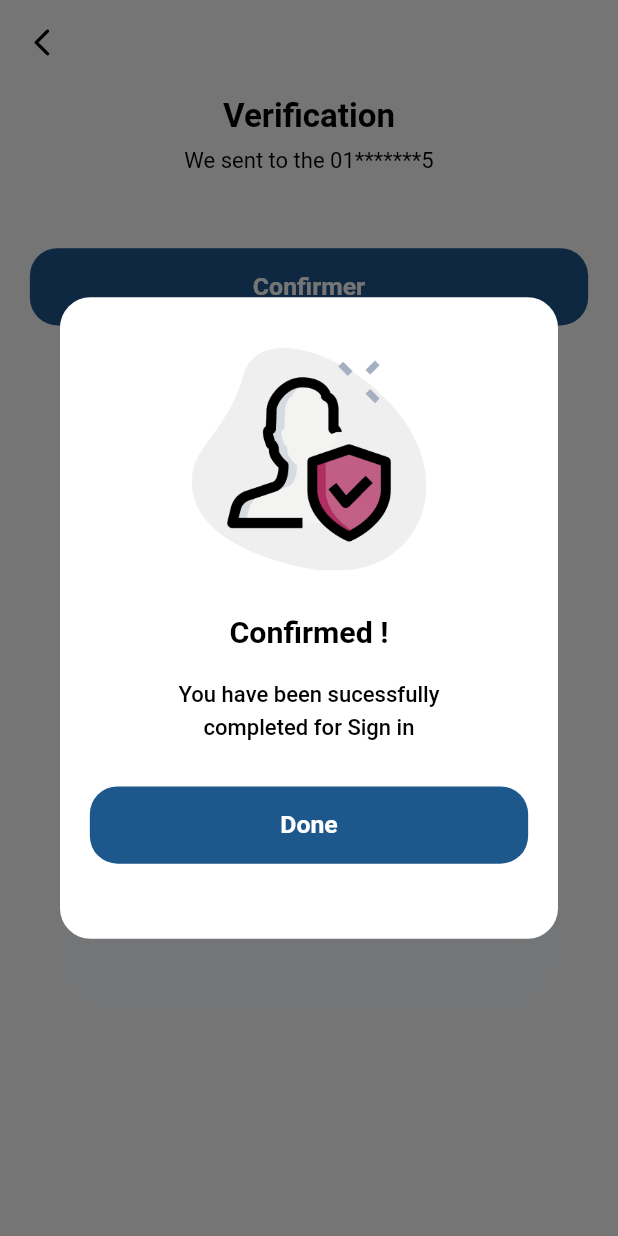
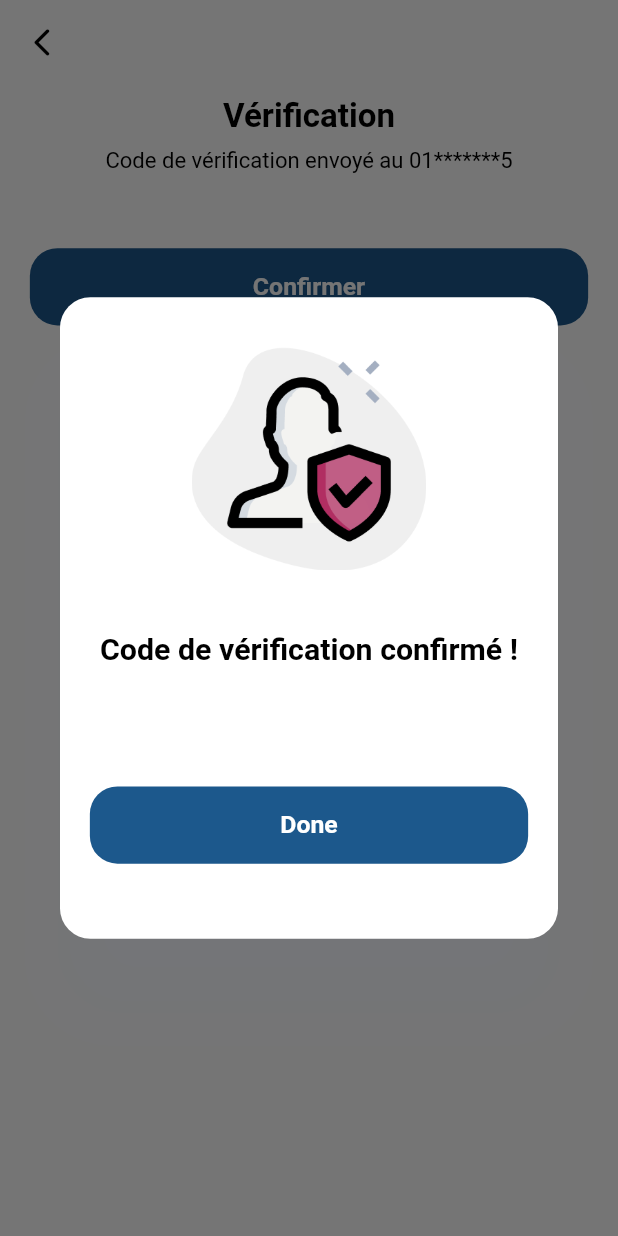
Before and after one commit to Keldy7/flutter_scolarApp, a Flutter app: the VerificationScreen screen opened by its route, after a tap on "Confirmer", on a phone screen of 412 x 824 dp. Run offline on Flutter 3.47's test engine with Material 2 defaults, Android fonts, the phone set to English and light mode, and no system bars; our stand-ins replace carousel_slider, dotted_border, figma_squircle, file_picker, flutter_screenutil, flutter_svg and 10 more; accounts and stored records are empty; Roboto replaces fonts that are missing (Montserrat).

Commit message:
Labelisation

```diff
--- a/lib/app/ui/screens/login/phone_number_screen.dart
+++ b/lib/app/ui/screens/login/phone_number_screen.dart
@@ -4,6 +4,7 @@
 // import 'package:get/get.dart';
 
 // import '../../../utils/constant.dart';
+// import '../../../utils/label_keys.dart';
 // import '../../../utils/routes.dart';
 // import '../../../utils/widget_utils.dart';
 // import '../../styles/colors.dart';
@@ -39,7 +40,7 @@
 //           children: [
 //             getDefaultTextFiledWithCustomPrefix(
 //                 context,
-//                 "Phone number",
+//                 Labels.numTelephoneKey,
 //                 numberController,
 //                 getFontColor(context),
 //                 CountryCodePicker(
@@ -55,7 +56,7 @@
 //                   showOnlyCountryWhenClosed: false,
 //                   alignLeft: false,
 //                 ).marginOnly(left: 20.w)),
-//             getButtonFigma(context, getAccentColor(context), true, "Continue",
+//             getButtonFigma(context, getAccentColor(context), true, Labels.continuerKey,
 //                 Colors.white, () {
 //               Constant.goToNextPage(context, Routes.verificationScreenRoute);
 //             }, EdgeInsets.symmetric(horizontal: horSpace, vertical: 30.h)),
--- a/lib/app/ui/screens/login/verification_screen.dart
+++ b/lib/app/ui/screens/login/verification_screen.dart
@@ -32,7 +32,7 @@ class _VerificationScreen extends State<VerificationScreen> {
 
     double horSpace = Constant.getDefaultHorSpaceFigma(context);
     return buildTitleDefaultWidget(
-        context, "Verification", "We sent to the 01*******5", () {
+        context, Labels.verificationKey, "${Labels.sentCodeVerifKey}01*******5", () {
       backClick(context);
     },
         Column(
@@ -65,8 +65,9 @@ class _VerificationScreen extends State<VerificationScreen> {
               showGetDialog(
                   context,
                   Images.confirm1Png,
-                  "Confirmed !",
-                  "You have been sucessfully\ncompleted for Sign in",
+                  Labels.confirmVerifKey,
+                  Labels.signInCompletedKey,
+                  // "You have been sucessfully\ncompleted for Sign in",
                   "Done", () {
                 Get.back();
                 setLoggedIn(true);
--- a/lib/app/utils/label_keys.dart
+++ b/lib/app/utils/label_keys.dart
@@ -15,6 +15,13 @@ class Labels {
   static String passwordKey = "Mot de passe";
   static String confirmPasswordKey = "Confirmer le mot de passe";
   static String forgetPasswordKey = "Mot de passe oublié ?";
+  static String numeroForgotPasswordKey = "Entrer votre numéro de télephone pour réinitialiser votre mot de passe.";
+  static String verificationKey = "Vérification";
+  static String pleaseTapeSyntaxKey = "Veuillez saisir le code de vérification obtenu en saisissant";
+  static String codeVerificationKey = "Code de vérification";
+  static String sentCodeVerifKey = "Code de vérification envoyé au ";
+  static String confirmVerifKey = "Code de vérification confirmé !";
+  static String signInCompletedKey = "";
 
 //Extras
   static String okKey = "Ok";
@@ -140,8 +147,6 @@ class Labels {
   static String paiementKey = "Paiement";
   static String payNowKey = "Payez maintenant";
   static String paidKey = "Reglée";
-  static String pleaseTapeSyntaxKey = "Veuillez saisir le code de vérification obtenu en saisissant";
-  static String codeVerificationKey = "Code de vérification";
 
 //Moyens de paiement
   static String paymentMethodsKey = "Moyens de paiement";
```
Also changed, not shown: lib/app/ui/screens/login/forgot_pass_screen.dart (+7 -6 lines).
